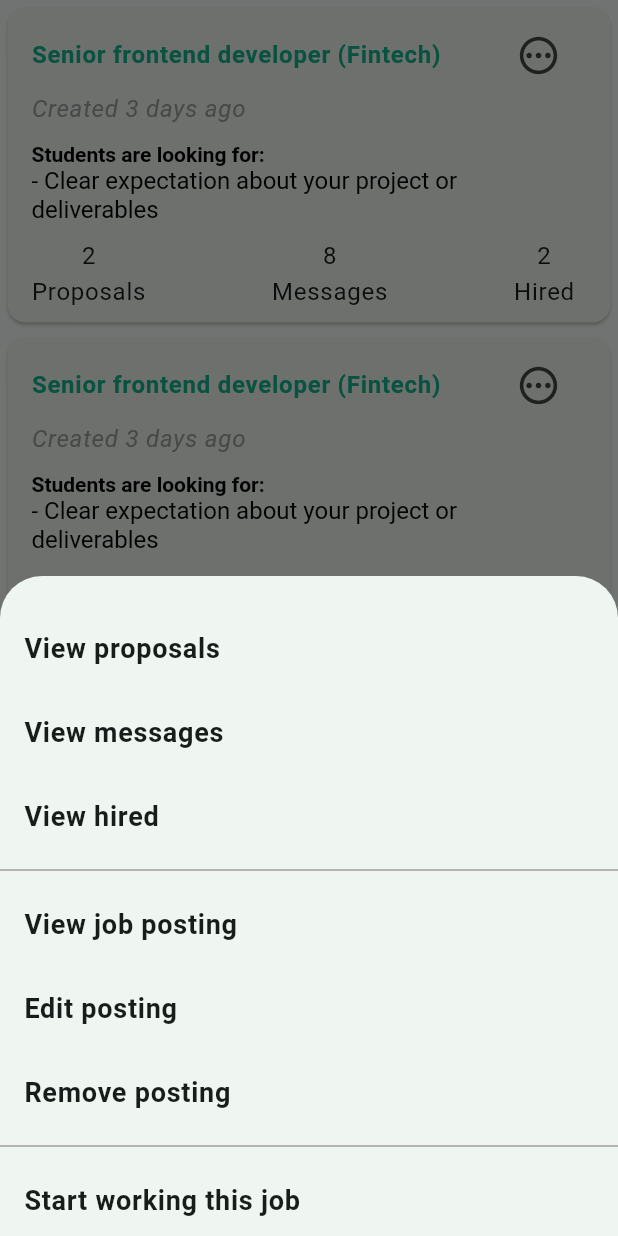
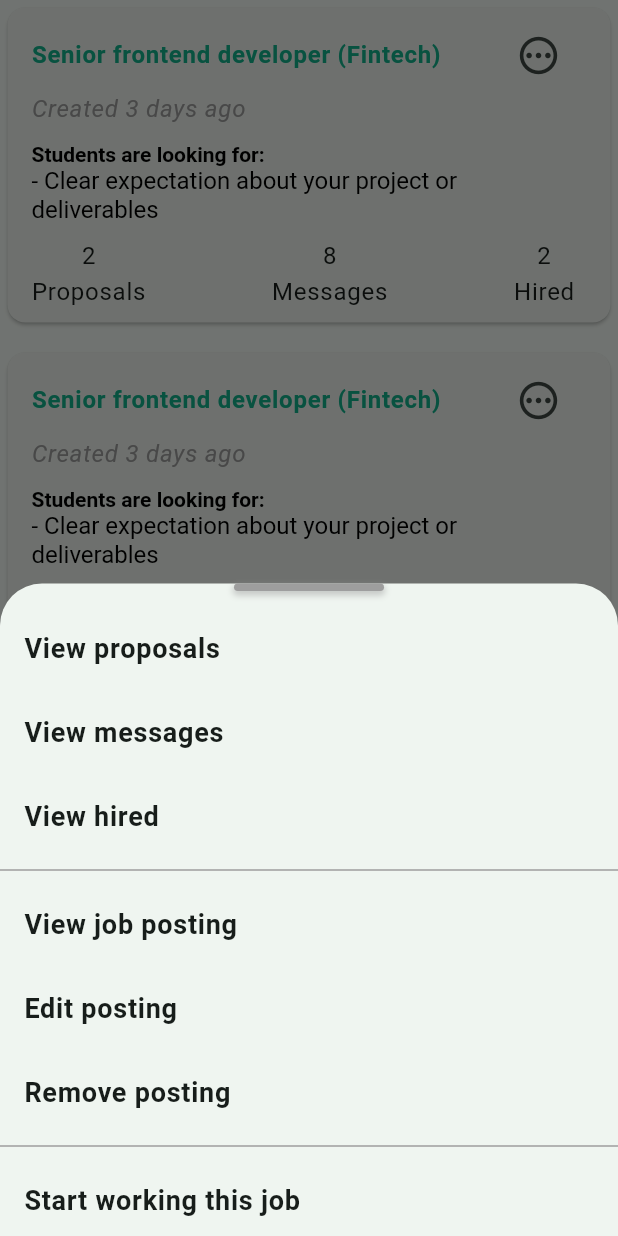
Before and after one commit to 20KTPM-AMAD/StudentHub, a Flutter app: the AllProjectsTab widget shown alone on an empty page, opened directly, after a tap on the "pending" icon, on a phone screen of 412 x 824 dp. Run offline on Flutter 3.47's test engine with Material 3 defaults, Android fonts, the light colour scheme and no system bars; our stand-ins replace dotted_border, image_picker, multi_select_flutter.

Commit message:
create layout in browse project flow

```diff
--- a/lib/components/project/pop_up_menu_project.dart
+++ b/lib/components/project/pop_up_menu_project.dart
@@ -3,6 +3,7 @@ import 'package:flutter/material.dart';
 class AllProjectsPopupMenu {
   static void show(BuildContext context) {
     showModalBottomSheet(
+      isDismissible: true,
       context: context,
       builder: (BuildContext context) {
         return Container(
@@ -16,7 +17,29 @@ class AllProjectsPopupMenu {
             mainAxisSize: MainAxisSize.min,
             crossAxisAlignment: CrossAxisAlignment.end,
             children: <Widget>[
-              const SizedBox(height: 20,),
+              Row(
+                mainAxisAlignment: MainAxisAlignment.center,
+                children: [
+                  Container(
+                    height: 5,
+                    width: 100,
+                    alignment: Alignment.center,
+                    decoration: BoxDecoration(
+                      color: Colors.grey,
+                      borderRadius: BorderRadius.circular(25),
+                      boxShadow: [
+                        BoxShadow(
+                          color: Colors.grey.withOpacity(0.5),
+                          spreadRadius: 1,
+                          blurRadius: 3,
+                          offset: const Offset(0, 2),
+                        ),
+                      ]
+                    ),
+                  ),
+                ],
+              ),
+              const SizedBox(height: 10,),
               SizedBox(
                 height: 420,
                 child: ListView(
--- a/lib/components/project/tab_all_projects.dart
+++ b/lib/components/project/tab_all_projects.dart
@@ -1,7 +1,8 @@
 import 'package:flutter/material.dart';
 
 import 'package:studenthub/components/project/pop_up_menu_project.dart';
-// import '../pages/manage_project/send_hire_offer.dart';
+
+import 'package:studenthub/pages/company_reviews_proposal/send_hire_offer_screen.dart';
 
 const Color _green = Color(0xFF12B28C);
 
@@ -20,9 +21,10 @@ class AllProjectsTabState extends State<AllProjectsTab> {
 
   @override
   Widget build(BuildContext context) {
-    return ListView.builder(
-      shrinkWrap: true, // Chỉ sử dụng không gian cần thiết
-      physics: const ScrollPhysics(), // Không cho phép cuộn
+    return ListView.separated(
+      shrinkWrap: true,
+      physics: const ScrollPhysics(),
+      separatorBuilder: (BuildContext context, int index) => const SizedBox(height: 10),
       itemCount: 10, // Số lượng dự án trong danh sách
       itemBuilder: (context, index) {
         // Mỗi mục trong danh sách là một Card hiển thị thông tin của một dự án
@@ -141,10 +143,10 @@ class AllProjectsTabState extends State<AllProjectsTab> {
               ],
             ),
             onTap: () {
-              // Navigator.push(
-              //   context,
-              //   MaterialPageRoute(builder: (context) => const SendHireOfferScreen()),
-              // );
+              Navigator.push(
+                context,
+                MaterialPageRoute(builder: (context) => const SendHireOfferScreen()),
+              );
             },
           ),
         );
--- a/lib/main.dart
+++ b/lib/main.dart
@@ -1,4 +1,6 @@
 import 'package:flutter/material.dart';
+import 'package:studenthub/pages/browse_project/project_list_screen.dart';
+import 'package:studenthub/pages/company_reviews_proposal/dashboard_screen.dart';
 import 'home_screen.dart';
 
 void main() {
--- a/pubspec.yaml
+++ b/pubspec.yaml
@@ -32,6 +32,7 @@ dependencies:
     sdk: flutter
   dotted_border: ^2.1.0
   image_picker: ^1.0.4
+  autocomplete_textfield: ^2.0.1
 
   # The following adds the Cupertino Icons font to your application.
   # Use with the CupertinoIcons class for iOS style icons.
```
Also changed, not shown: lib/pages/company_reviews_proposal/dashboard_screen.dart (renamed from lib/pages/company_reviews_proposal/dashboard.dart), lib/pages/company_reviews_proposal/send_hire_offer_screen.dart (renamed from lib/pages/company_reviews_proposal/send_hire_offer.dart), pubspec.lock.
